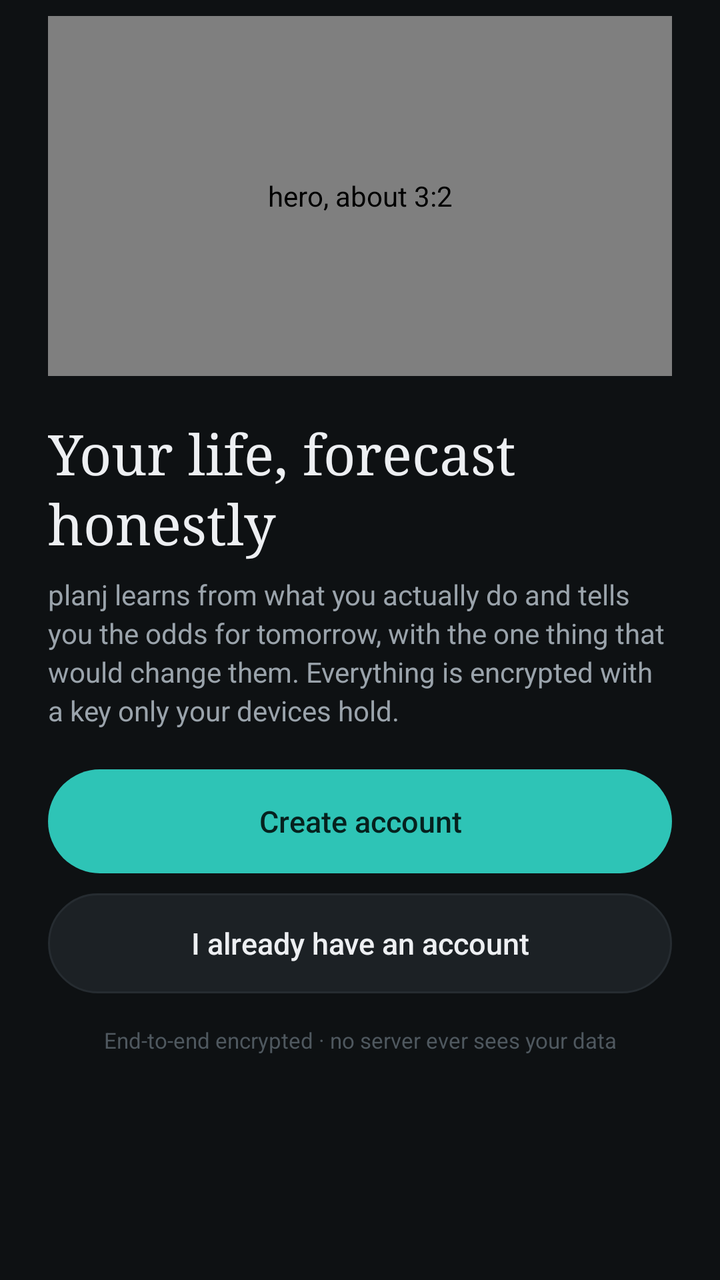
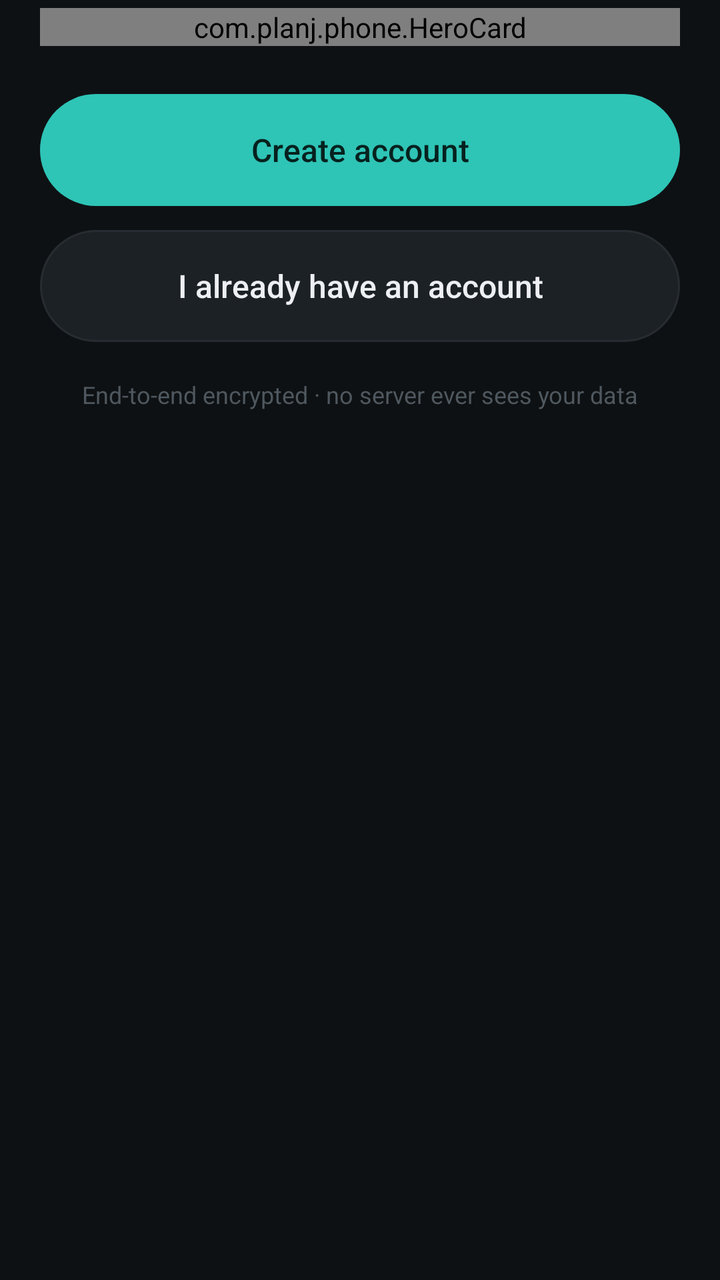

An Android layout rendered at two revisions. The XML below is the earlier revision; the diff shows what the commit changed to produce the second picture.
<!-- AndroidManifest.xml: application theme Theme.Planj -->
<!-- res/layout/screen_welcome.xml -->
<?xml version="1.0" encoding="utf-8"?>
<LinearLayout xmlns:android="http://schemas.android.com/apk/res/android"
    android:layout_width="match_parent"
    android:layout_height="wrap_content"
    android:orientation="vertical"
    android:paddingHorizontal="24dp"
    android:paddingTop="8dp"
    android:paddingBottom="32dp">

        <com.planj.phone.Illustration
            style="@style/Auth.Illustration"
            android:contentDescription="hero, about 3:2"
            android:tag="welcome" />

        <TextView style="@style/Auth.Title" android:text="Your life, forecast honestly" />
        <TextView android:id="@+id/blurb" style="@style/Auth.Blurb" android:text="planj learns from what you actually do and tells you the odds for tomorrow, with the one thing that would change them. Everything is encrypted with a key only your devices hold." />
        <FrameLayout
            android:layout_width="match_parent"
            android:layout_height="wrap_content">
            <Button android:id="@+id/btn_create" style="@style/Auth.Primary" android:text="Create account" />
            <ProgressBar android:id="@+id/progress" android:layout_width="22dp" android:layout_height="22dp" android:layout_gravity="center" android:layout_marginTop="20dp" android:indeterminateTint="@color/on_accent" android:visibility="gone" />
        </FrameLayout>
        <Button android:id="@+id/btn_signin" style="@style/Auth.Secondary" android:text="I already have an account" />
        <TextView android:layout_width="match_parent" android:layout_height="wrap_content" android:layout_marginTop="16dp" android:gravity="center" android:text="End-to-end encrypted · no server ever sees your data" android:textColor="@color/idle" android:textSize="11sp" />
</LinearLayout>
<!-- resources referenced by this layout -->
<resources>
  <color name="idle">#4F585F</color>
  <color name="on_accent">#06211E</color>
  <style name="Auth.Blurb" parent="">
          <item name="android:layout_width">match_parent</item>
          <item name="android:layout_height">wrap_content</item>
          <item name="android:layout_marginTop">8dp</item>
          <item name="android:lineSpacingExtra">3dp</item>
          <item name="android:textColor">@color/muted</item>
          <item name="android:textSize">14sp</item>
      </style>
  <style name="Auth.Illustration" parent="">
          <item name="android:layout_width">match_parent</item>
          <item name="android:layout_height">180dp</item>
          <item name="android:layout_marginBottom">20dp</item>
      </style>
  <style name="Auth.Primary" parent="android:Widget.Material.Button.Borderless">
          <item name="android:layout_width">match_parent</item>
          <item name="android:layout_height">52dp</item>
          <item name="android:layout_marginTop">20dp</item>
          <item name="android:background">@drawable/btn_primary</item>
          <item name="android:fontFamily">sans-serif-medium</item>
          <item name="android:textAllCaps">false</item>
          <item name="android:textColor">@color/on_accent</item>
          <item name="android:textSize">15sp</item>
      </style>
  <style name="Auth.Secondary" parent="android:Widget.Material.Button.Borderless">
          <item name="android:layout_width">match_parent</item>
          <item name="android:layout_height">50dp</item>
          <item name="android:layout_marginTop">10dp</item>
          <item name="android:background">@drawable/btn_secondary</item>
          <item name="android:fontFamily">sans-serif-medium</item>
          <item name="android:textAllCaps">false</item>
          <item name="android:textColor">@color/text</item>
          <item name="android:textSize">15sp</item>
      </style>
  <style name="Auth.Title" parent="">
          <item name="android:layout_width">match_parent</item>
          <item name="android:layout_height">wrap_content</item>
          <item name="android:fontFamily">serif</item>
          <item name="android:textColor">@color/text</item>
          <item name="android:textSize">28sp</item>
          <item name="android:lineSpacingExtra">2dp</item>
      </style>
  <style name="Theme.Planj" parent="@android:style/Theme.Material.NoActionBar">
          <item name="android:windowBackground">@color/bg</item>
          <item name="android:colorAccent">@color/accent</item>
          <item name="android:statusBarColor">@color/bg</item>
          <item name="android:navigationBarColor">@color/bg</item>
          <item name="android:textColorPrimary">@color/text</item>
          <item name="android:textColorSecondary">@color/muted</item>
          <item name="android:textColorHint">@color/muted</item>
      </style>
  <color name="muted">#9AA3AB</color>
  <!-- drawable btn_secondary (drawable) -->
  <?xml version="1.0" encoding="utf-8"?>
  <ripple xmlns:android="http://schemas.android.com/apk/res/android" android:color="@color/ripple">
      <item>
          <shape android:shape="rectangle">
              <solid android:color="@color/surface_alt" />
              <corners android:radius="999dp" />
              <stroke android:width="1dp" android:color="@color/border" />
          </shape>
      </item>
  </ripple>
  <color name="text">#EDEFF2</color>
  <color name="bg">#0E1113</color>
  <color name="accent">#2EC4B6</color>
  <color name="ripple">#22FFFFFF</color>
  <color name="accent_dim">#1F5F5A</color>
  <color name="surface_alt">#1C2125</color>
  <color name="border">#262C31</color>
  <!-- unchanged entries left out for length: 1 -->
</resources>

<!-- the commit's change to res/layout/screen_welcome.xml (unified diff, before → after) -->
@@ -1,25 +1,24 @@
 <?xml version="1.0" encoding="utf-8"?>
 <LinearLayout xmlns:android="http://schemas.android.com/apk/res/android"
+    xmlns:app="http://schemas.android.com/apk/res-auto"
     android:layout_width="match_parent"
     android:layout_height="wrap_content"
     android:orientation="vertical"
-    android:paddingHorizontal="24dp"
-    android:paddingTop="8dp"
+    android:paddingHorizontal="20dp"
+    android:paddingTop="4dp"
     android:paddingBottom="32dp">
 
-        <com.planj.phone.Illustration
-            style="@style/Auth.Illustration"
-            android:contentDescription="hero, about 3:2"
-            android:tag="welcome" />
+    <com.planj.phone.HeroCard
+        android:id="@+id/hero"
+        android:layout_width="match_parent"
+        android:layout_height="wrap_content"
+        app:heroHeadline="Your life,\nforecast honestly"
+        app:heroHeight="420dp"
+        app:heroSlot="welcome"
+        app:heroSubline="planj learns from what you actually do and tells you the odds for tomorrow — with the one thing that would change them." />
 
-        <TextView style="@style/Auth.Title" android:text="Your life, forecast honestly" />
-        <TextView android:id="@+id/blurb" style="@style/Auth.Blurb" android:text="planj learns from what you actually do and tells you the odds for tomorrow, with the one thing that would change them. Everything is encrypted with a key only your devices hold." />
-        <FrameLayout
-            android:layout_width="match_parent"
-            android:layout_height="wrap_content">
-            <Button android:id="@+id/btn_create" style="@style/Auth.Primary" android:text="Create account" />
-            <ProgressBar android:id="@+id/progress" android:layout_width="22dp" android:layout_height="22dp" android:layout_gravity="center" android:layout_marginTop="20dp" android:indeterminateTint="@color/on_accent" android:visibility="gone" />
-        </FrameLayout>
-        <Button android:id="@+id/btn_signin" style="@style/Auth.Secondary" android:text="I already have an account" />
-        <TextView android:layout_width="match_parent" android:layout_height="wrap_content" android:layout_marginTop="16dp" android:gravity="center" android:text="End-to-end encrypted · no server ever sees your data" android:textColor="@color/idle" android:textSize="11sp" />
+    <Button android:id="@+id/btn_create" style="@style/Auth.Primary" android:text="Create account" />
+    <Button android:id="@+id/btn_signin" style="@style/Auth.Secondary" android:text="I already have an account" />
+
+    <TextView android:layout_width="match_parent" android:layout_height="wrap_content" android:layout_marginTop="18dp" android:gravity="center" android:text="End-to-end encrypted · no server ever sees your data" android:textColor="@color/idle" android:textSize="12sp" />
 </LinearLayout>
<!-- resource entries referenced after the edit -->
@@ -2,46 +2,11 @@
 <resources>
   <color name="idle">#4F585F</color>
   <color name="on_accent">#06211E</color>
-  <style name="Auth.Blurb" parent="">
-          <item name="android:layout_width">match_parent</item>
-          <item name="android:layout_height">wrap_content</item>
-          <item name="android:layout_marginTop">8dp</item>
-          <item name="android:lineSpacingExtra">3dp</item>
-          <item name="android:textColor">@color/muted</item>
-          <item name="android:textSize">14sp</item>
+  <style name="Auth.Primary" parent="Pill.Primary">
+          <item name="android:layout_marginTop">24dp</item>
       </style>
-  <style name="Auth.Illustration" parent="">
-          <item name="android:layout_width">match_parent</item>
-          <item name="android:layout_height">180dp</item>
-          <item name="android:layout_marginBottom">20dp</item>
-      </style>
-  <style name="Auth.Primary" parent="android:Widget.Material.Button.Borderless">
-          <item name="android:layout_width">match_parent</item>
-          <item name="android:layout_height">52dp</item>
-          <item name="android:layout_marginTop">20dp</item>
-          <item name="android:background">@drawable/btn_primary</item>
-          <item name="android:fontFamily">sans-serif-medium</item>
-          <item name="android:textAllCaps">false</item>
-          <item name="android:textColor">@color/on_accent</item>
-          <item name="android:textSize">15sp</item>
-      </style>
-  <style name="Auth.Secondary" parent="android:Widget.Material.Button.Borderless">
-          <item name="android:layout_width">match_parent</item>
-          <item name="android:layout_height">50dp</item>
-          <item name="android:layout_marginTop">10dp</item>
-          <item name="android:background">@drawable/btn_secondary</item>
-          <item name="android:fontFamily">sans-serif-medium</item>
-          <item name="android:textAllCaps">false</item>
-          <item name="android:textColor">@color/text</item>
-          <item name="android:textSize">15sp</item>
-      </style>
-  <style name="Auth.Title" parent="">
-          <item name="android:layout_width">match_parent</item>
-          <item name="android:layout_height">wrap_content</item>
-          <item name="android:fontFamily">serif</item>
-          <item name="android:textColor">@color/text</item>
-          <item name="android:textSize">28sp</item>
-          <item name="android:lineSpacingExtra">2dp</item>
+  <style name="Auth.Secondary" parent="Pill.Secondary">
+          <item name="android:layout_marginTop">12dp</item>
       </style>
   <style name="Theme.Planj" parent="@android:style/Theme.Material.NoActionBar">
           <item name="android:windowBackground">@color/bg</item>
@@ -51,8 +16,23 @@
           <item name="android:textColorPrimary">@color/text</item>
           <item name="android:textColorSecondary">@color/muted</item>
           <item name="android:textColorHint">@color/muted</item>
+          <item name="android:windowAnimationStyle">@style/PageTransitions</item>
+      </style>
+  <style name="Pill.Primary">
+          <item name="android:background">@drawable/btn_primary</item>
+          <item name="android:textColor">@color/on_accent</item>
+      </style>
+  <style name="Pill.Secondary">
+          <item name="android:background">@drawable/btn_secondary</item>
+          <item name="android:textColor">@color/text</item>
       </style>
   <color name="muted">#9AA3AB</color>
+  <style name="PageTransitions" parent="@android:style/Animation.Activity">
+          <item name="android:activityOpenEnterAnimation">@anim/slide_in_right</item>
+          <item name="android:activityOpenExitAnimation">@anim/slide_out_left</item>
+          <item name="android:activityCloseEnterAnimation">@anim/slide_in_left</item>
+          <item name="android:activityCloseExitAnimation">@anim/slide_out_right</item>
+      </style>
   <!-- drawable btn_secondary (drawable) -->
   <?xml version="1.0" encoding="utf-8"?>
   <ripple xmlns:android="http://schemas.android.com/apk/res/android" android:color="@color/ripple">
